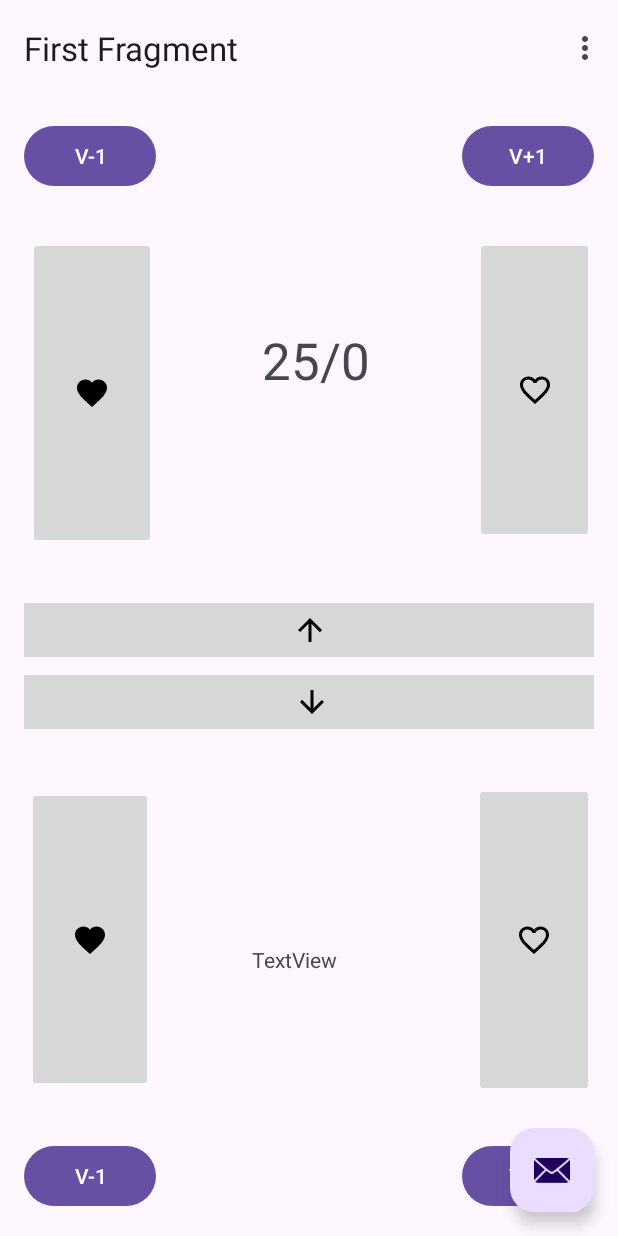
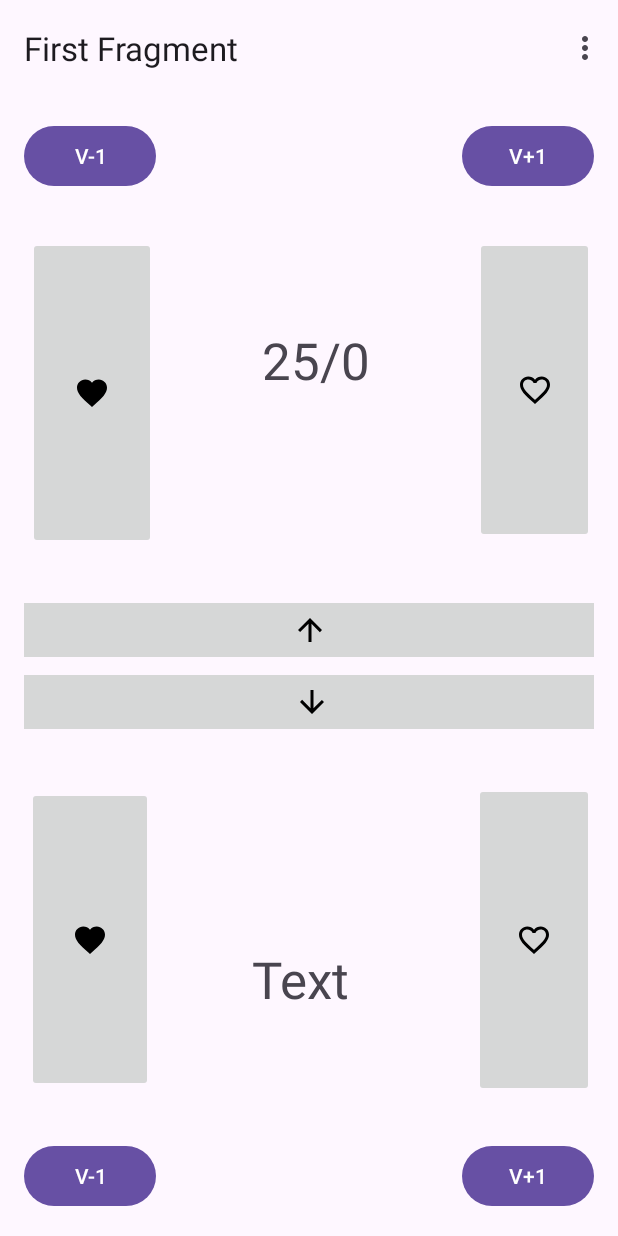
Before and after one commit to Arivera03/MagicJava, an Android app: the screen it shows after launch (MainActivity), on a phone screen of 412 x 824 dp. Run offline under Robolectric (Android 15) with nearby library versions, the phone set to English and light mode, and no system bars; our stand-ins replace navigation-ui; 2 statements that could not run were skipped.

Commit message:
Interfaz completada, falta programar

```diff
--- a/app/src/main/java/com/example/magicjava/FirstFragment.java
+++ b/app/src/main/java/com/example/magicjava/FirstFragment.java
@@ -4,6 +4,8 @@ import android.os.Bundle;
 import android.view.LayoutInflater;
 import android.view.View;
 import android.view.ViewGroup;
+import android.widget.ImageButton;
+import android.widget.TextView;
 
 import androidx.annotation.NonNull;
 import androidx.fragment.app.Fragment;
@@ -11,10 +13,14 @@ import androidx.navigation.fragment.NavHostFragment;
 
 import com.example.magicjava.databinding.FragmentFirstBinding;
 
+import java.util.concurrent.atomic.AtomicInteger;
+
 public class FirstFragment extends Fragment {
-    private Integer VidaP1;
+    private TextView vidap1;
+    private ImageButton quitarVidaP1;
 
     private FragmentFirstBinding binding;
+
 
     @Override
     public View onCreateView(
@@ -29,6 +35,14 @@ public class FirstFragment extends Fragment {
 
     public void onViewCreated(@NonNull View view, Bundle savedInstanceState) {
         super.onViewCreated(view, savedInstanceState);
+        vidap1 = binding.VidaP1;
+        quitarVidaP1 = binding.QuitarVidaP1;
+        String infovidap1[] = vidap1.toString().split("/");
+        AtomicInteger saludp1 = new AtomicInteger(Integer.parseInt(infovidap1[0]));
+        AtomicInteger venenop1 = new AtomicInteger(Integer.parseInt(infovidap1[1]));
+
+        quitarVidaP1.setOnClickListener(e -> {
+        });
 
 
         binding.VenenoMasP1.setOnClickListener(v ->
@@ -42,5 +56,8 @@ public class FirstFragment extends Fragment {
         super.onDestroyView();
         binding = null;
     }
+    public static void sumar(){
+
+    }
 
 }
--- a/app/src/main/res/layout/activity_main.xml
+++ b/app/src/main/res/layout/activity_main.xml
@@ -21,13 +21,4 @@
 
     <include layout="@layout/content_main" />
 
-    <com.google.android.material.floatingactionbutton.FloatingActionButton
-        android:id="@+id/fab"
-        android:layout_width="wrap_content"
-        android:layout_height="wrap_content"
-        android:layout_gravity="bottom|end"
-        android:layout_marginEnd="@dimen/fab_margin"
-        android:layout_marginBottom="16dp"
-        app:srcCompat="@android:drawable/ic_dialog_email" />
-
 </androidx.coordinatorlayout.widget.CoordinatorLayout>
--- a/app/src/main/res/layout/fragment_first.xml
+++ b/app/src/main/res/layout/fragment_first.xml
@@ -106,6 +106,7 @@
         android:layout_width="82dp"
         android:layout_height="40dp"
         android:text="TextView"
+        android:textSize="34sp"
         app:layout_constraintBottom_toBottomOf="parent"
         app:layout_constraintEnd_toStartOf="@+id/QuitarVidaP1"
         app:layout_constraintStart_toEndOf="@+id/AñadirVidaP1"
```
Also changed, not shown: app/src/main/java/com/example/magicjava/MainActivity.java (+1 -8 lines).
